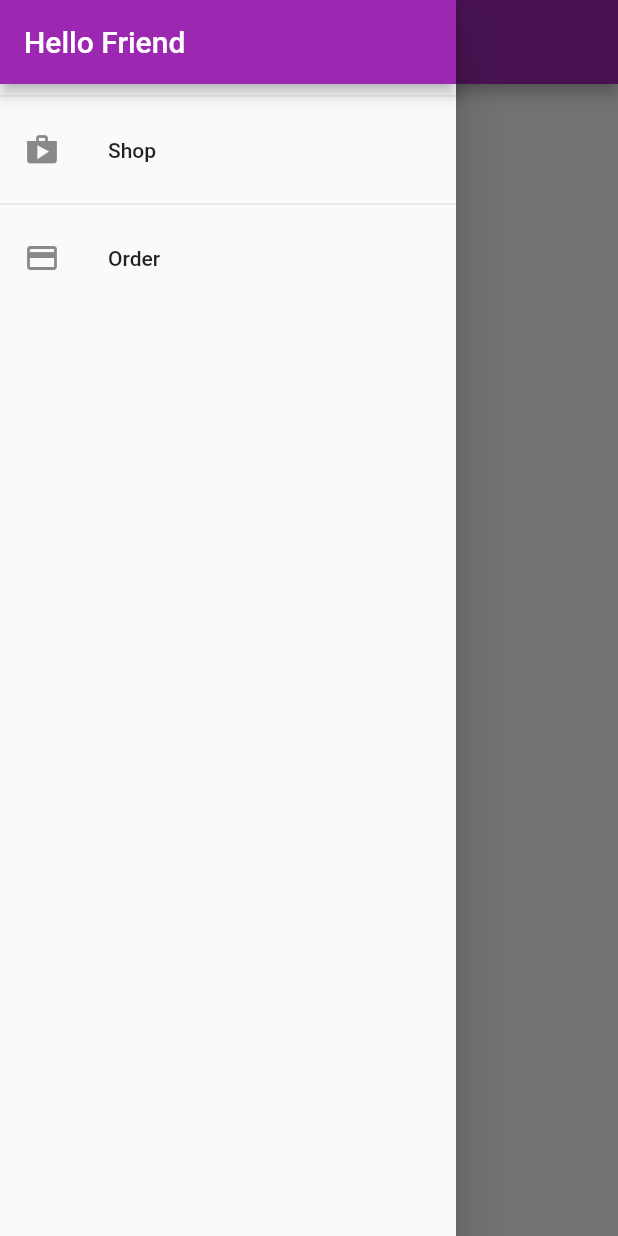
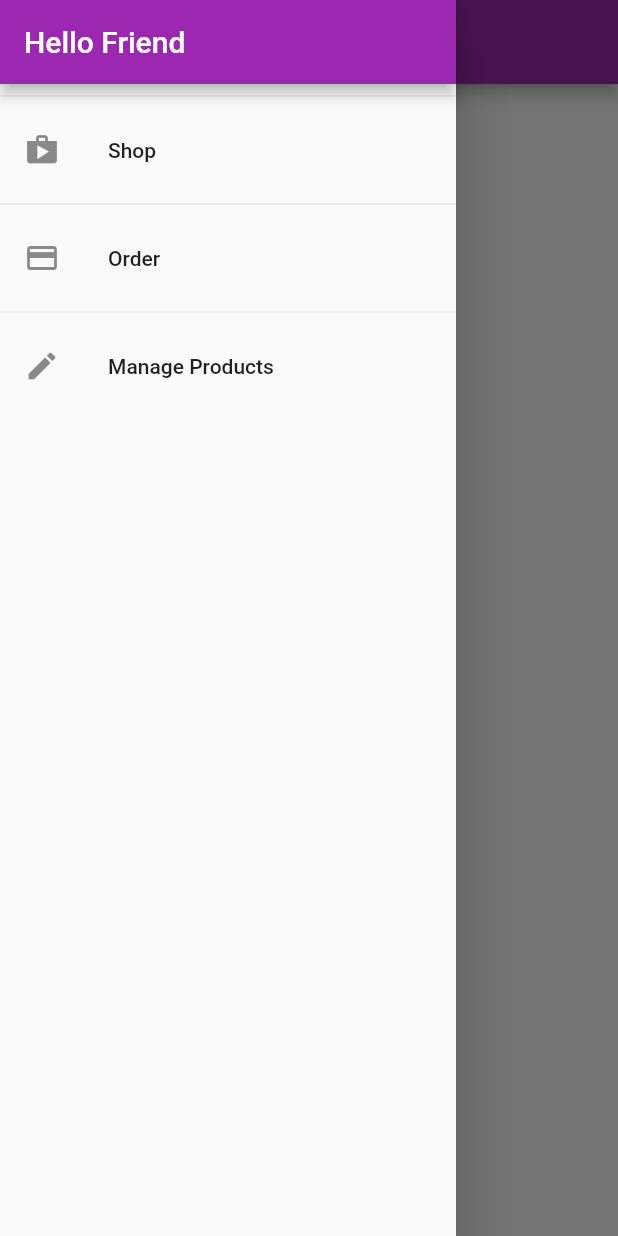
Before and after one commit to minhphan46/Shop_app, a Flutter app: the OrdersScreen screen opened by its route, with the side drawer open, on a phone screen of 412 x 824 dp. Run offline on Flutter 3.47's test engine with Material 2 defaults, Android fonts, the phone set to English and light mode, and no system bars; network calls fail.

Commit message:
product screen

```diff
--- a/lib/main.dart
+++ b/lib/main.dart
@@ -7,6 +7,7 @@ import 'package:shop_app/screens/cart_screen.dart';
 import 'package:shop_app/screens/orders_screen.dart';
 import 'package:shop_app/screens/product_detail.dart';
 import 'package:shop_app/screens/products_overview_screen.dart';
+import 'package:shop_app/screens/user_product_screen.dart';
 
 void main() {
   runApp(MyApp());
@@ -42,6 +43,7 @@ class MyApp extends StatelessWidget {
           ProductDetailScreen.routerName: (context) => ProductDetailScreen(),
           CartScreen.routeName: (context) => CartScreen(),
           OrdersScreen.routeName: (context) => OrdersScreen(),
+          UserProductScreen.routeName: (context) => UserProductScreen(),
         },
       ),
     );
--- a/lib/widgets/app_drawer.dart
+++ b/lib/widgets/app_drawer.dart
@@ -1,5 +1,6 @@
 import 'package:flutter/material.dart';
 import 'package:shop_app/screens/orders_screen.dart';
+import 'package:shop_app/screens/user_product_screen.dart';
 
 class AppDarwer extends StatelessWidget {
   const AppDarwer({super.key});
@@ -10,24 +11,33 @@ class AppDarwer extends StatelessWidget {
       child: Column(
         children: [
           AppBar(
-            title: Text('Hello Friend'),
+            title: const Text('Hello Friend'),
             automaticallyImplyLeading: false, // ko them nut quay lai
           ),
-          Divider(),
+          const Divider(),
           ListTile(
-            leading: Icon(Icons.shop),
-            title: Text('Shop'),
+            leading: const Icon(Icons.shop),
+            title: const Text('Shop'),
             onTap: () {
               Navigator.of(context).pushReplacementNamed('/');
             },
           ),
-          Divider(),
+          const Divider(),
           ListTile(
-            leading: Icon(Icons.payment),
+            leading: const Icon(Icons.payment),
             title: Text('Order'),
             onTap: () {
               Navigator.of(context)
                   .pushReplacementNamed(OrdersScreen.routeName);
+            },
+          ),
+          const Divider(),
+          ListTile(
+            leading: const Icon(Icons.edit),
+            title: const Text('Manage Products'),
+            onTap: () {
+              Navigator.of(context)
+                  .pushReplacementNamed(UserProductScreen.routeName);
             },
           ),
         ],
```
Also changed, not shown: lib/providers/cart.dart (+25 -4 lines), lib/screens/user_product_screen.dart (added, +42 -0 lines), lib/widgets/cart_item.dart (+35 -9 lines), lib/widgets/product_item.dart (+15 -0 lines), lib/widgets/user_product_item.dart (added, +35 -0 lines).
